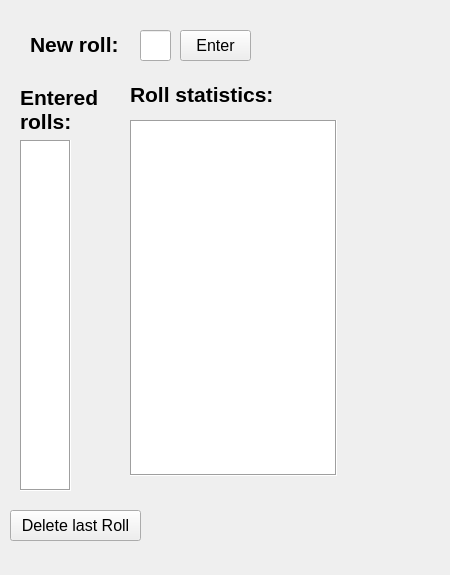
Before: the Qt Designer form ui/mainwindow.ui in dr-asbestos/catan-dice-tracker, drawn with Qt 5.
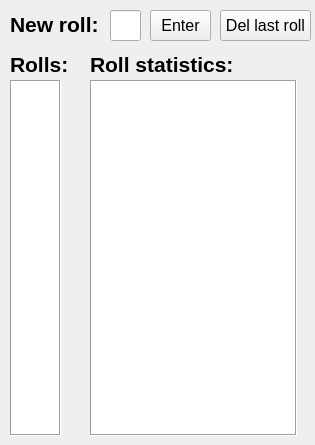
After: the same form once the commit is applied.

Patch:
```diff
--- a/ui/mainwindow.ui
+++ b/ui/mainwindow.ui
@@ -6,20 +6,20 @@
    <rect>
     <x>0</x>
     <y>0</y>
-    <width>450</width>
-    <height>575</height>
+    <width>315</width>
+    <height>445</height>
    </rect>
   </property>
   <property name="minimumSize">
    <size>
-    <width>450</width>
-    <height>575</height>
+    <width>315</width>
+    <height>445</height>
    </size>
   </property>
   <property name="maximumSize">
    <size>
-    <width>450</width>
-    <height>575</height>
+    <width>315</width>
+    <height>445</height>
    </size>
   </property>
   <property name="windowTitle">
@@ -29,8 +29,8 @@
    <widget class="QTableWidget" name="tableDiceStats">
     <property name="geometry">
      <rect>
-      <x>130</x>
-      <y>120</y>
+      <x>90</x>
+      <y>80</y>
       <width>207</width>
       <height>356</height>
      </rect>
@@ -83,8 +83,8 @@
    <widget class="QLabel" name="labelRollStatsStatic">
     <property name="geometry">
      <rect>
-      <x>130</x>
-      <y>80</y>
+      <x>90</x>
+      <y>50</y>
       <width>146</width>
       <height>29</height>
      </rect>
@@ -102,10 +102,10 @@
    <widget class="QLabel" name="labelRollsStatic">
     <property name="geometry">
      <rect>
-      <x>20</x>
-      <y>80</y>
-      <width>82</width>
-      <height>58</height>
+      <x>10</x>
+      <y>50</y>
+      <width>57</width>
+      <height>29</height>
      </rect>
     </property>
     <property name="font">
@@ -115,17 +115,16 @@
      </font>
     </property>
     <property name="text">
-     <string notr="true">Entered
-rolls:</string>
+     <string notr="true">Rolls:</string>
     </property>
    </widget>
    <widget class="QListWidget" name="listRolls">
     <property name="geometry">
      <rect>
-      <x>20</x>
-      <y>140</y>
+      <x>10</x>
+      <y>80</y>
       <width>51</width>
-      <height>351</height>
+      <height>356</height>
      </rect>
     </property>
     <property name="font">
@@ -161,8 +160,8 @@
    <widget class="QLabel" name="labelNewRollStatic">
     <property name="geometry">
      <rect>
-      <x>30</x>
-      <y>30</y>
+      <x>10</x>
+      <y>10</y>
       <width>99</width>
       <height>29</height>
      </rect>
@@ -180,9 +179,9 @@
    <widget class="QPushButton" name="buttonNewRoll">
     <property name="geometry">
      <rect>
-      <x>180</x>
-      <y>30</y>
-      <width>71</width>
+      <x>150</x>
+      <y>10</y>
+      <width>61</width>
       <height>31</height>
      </rect>
     </property>
@@ -198,8 +197,8 @@
    <widget class="QLineEdit" name="lineNewRoll">
     <property name="geometry">
      <rect>
-      <x>140</x>
-      <y>30</y>
+      <x>110</x>
+      <y>10</y>
       <width>31</width>
       <height>31</height>
      </rect>
@@ -216,9 +215,9 @@
    <widget class="QPushButton" name="buttonDeleteLastRoll">
     <property name="geometry">
      <rect>
-      <x>10</x>
-      <y>510</y>
-      <width>131</width>
+      <x>220</x>
+      <y>10</y>
+      <width>91</width>
       <height>31</height>
      </rect>
     </property>
@@ -228,7 +227,7 @@
      </font>
     </property>
     <property name="text">
-     <string notr="true">Delete last Roll</string>
+     <string notr="true">Del last roll</string>
     </property>
    </widget>
   </widget>
```
